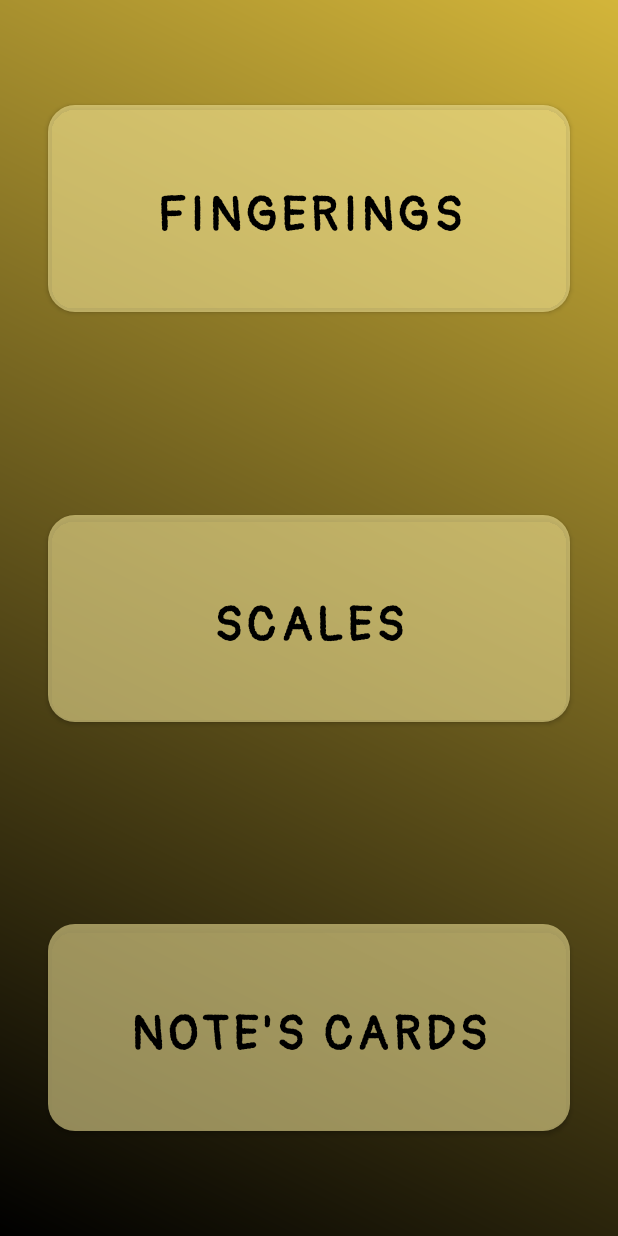
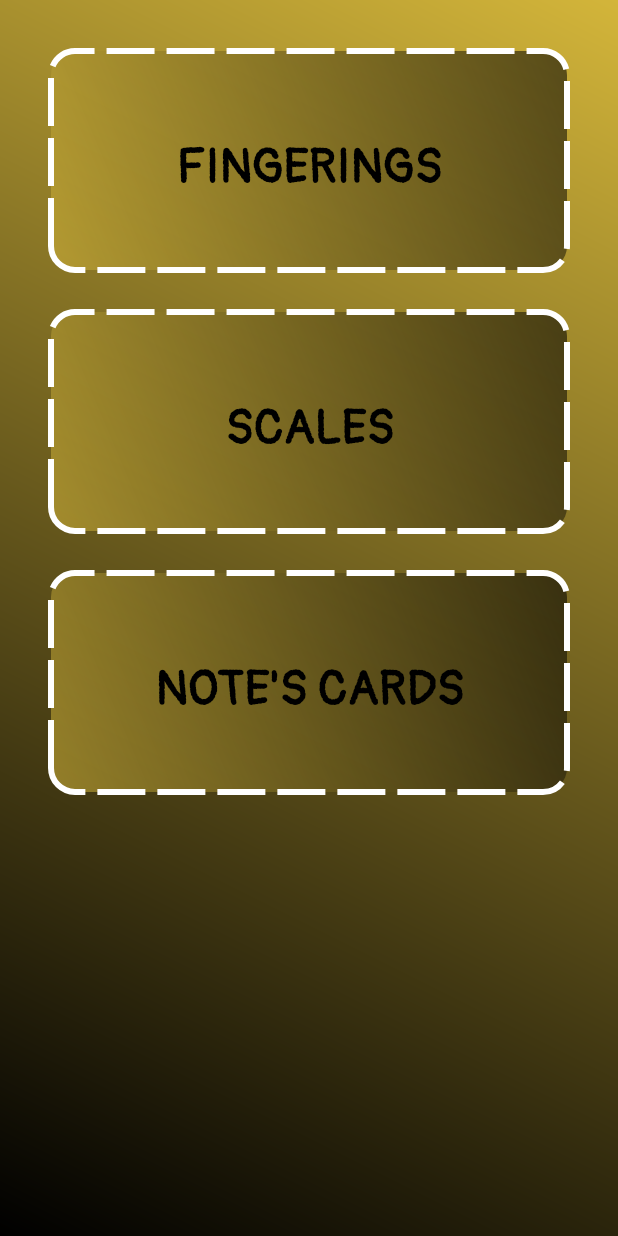
Before and after one commit to Dekram/TrumpetABC, an Android app: the layout activity_main.xml on its own in the app's theme, with its tools: preview values and no code run, on a phone screen of 412 x 824 dp. Run offline under Robolectric (Android 15) with nearby library versions, the phone set to English and light mode, and no system bars.

Commit message:
Some redesign. Add 2 spinners. Adjust ImageViews.

```diff
--- /dev/null
+++ b/app/src/main/res/drawable/style_button.xml
@@ -0,0 +1,16 @@
+<?xml version="1.0" encoding="utf-8"?>
+<shape xmlns:android="http://schemas.android.com/apk/res/android"
+    android:shape="rectangle">
+    <corners android:radius="16dp" />
+    <solid android:color="@color/primaryColor" />
+    <stroke
+        android:width="4dp"
+        android:color="@color/white"
+        android:dashWidth="32dp"
+        android:dashGap="8dp" />
+    <gradient
+        android:type="linear"
+        android:angle="45"
+        android:startColor="@color/end_color"
+        android:endColor="@color/start_color"/>
+</shape>
--- /dev/null
+++ b/app/src/main/res/drawable/style_scale_window.xml
@@ -0,0 +1,5 @@
+<?xml version="1.0" encoding="utf-8"?>
+<shape xmlns:android="http://schemas.android.com/apk/res/android"
+    android:shape="rectangle">
+    <corners android:radius="18dp"/>
+</shape>
--- a/app/src/main/res/layout/activity_main.xml
+++ b/app/src/main/res/layout/activity_main.xml
@@ -7,17 +7,21 @@
     android:background="@drawable/background_gradient"
     tools:context=".MainActivity">
 
-    <Button
-        android:id="@+id/button"
+    <TextView
+        android:id="@+id/toFingerings"
         android:layout_width="match_parent"
         android:layout_height="150dp"
         android:layout_marginStart="32dp"
-        android:layout_marginTop="64dp"
+        android:layout_marginTop="32dp"
         android:layout_marginEnd="32dp"
+        android:background="@drawable/style_button"
+        android:clickable="true"
         android:fontFamily="@font/pangolin"
-        android:text="fingerings"
+        android:gravity="center"
+        android:text="@string/fingeringsButton"
+        android:textAllCaps="true"
         android:textColor="@color/black"
-        android:textSize="32dp"
+        android:textSize="32sp"
         android:textStyle="bold"
         app:cornerRadius="18dp"
         app:layout_constraintEnd_toEndOf="parent"
@@ -25,39 +29,48 @@
         app:layout_constraintStart_toStartOf="parent"
         app:layout_constraintTop_toTopOf="parent" />
 
-    <Button
-        android:id="@+id/button2"
+    <TextView
+        android:id="@+id/toScales"
         android:layout_width="match_parent"
         android:layout_height="150dp"
         android:layout_marginStart="32dp"
+        android:layout_marginTop="24dp"
         android:layout_marginEnd="32dp"
+        android:background="@drawable/style_button"
+        android:clickable="true"
         android:fontFamily="@font/pangolin"
-        android:text="scales"
+        android:gravity="center"
+        android:text="@string/scalesButton"
+        android:textAllCaps="true"
         android:textColor="@color/black"
-        android:textSize="32dp"
+        android:textSize="32sp"
         android:textStyle="bold"
         app:cornerRadius="18dp"
-        app:layout_constraintBottom_toTopOf="@+id/button3"
         app:layout_constraintEnd_toEndOf="parent"
-        app:layout_constraintHorizontal_bias="0.504"
+        app:layout_constraintHorizontal_bias="1.0"
         app:layout_constraintStart_toStartOf="parent"
-        app:layout_constraintTop_toBottomOf="@+id/button" />
+        app:layout_constraintTop_toBottomOf="@+id/toFingerings" />
 
-    <Button
-        android:id="@+id/button3"
+    <TextView
+        android:id="@+id/toNotesCards"
         android:layout_width="match_parent"
         android:layout_height="150dp"
         android:layout_marginStart="32dp"
+        android:layout_marginTop="24dp"
         android:layout_marginEnd="32dp"
-        android:layout_marginBottom="64dp"
+        android:background="@drawable/style_button"
+        android:clickable="true"
         android:fontFamily="@font/pangolin"
-        android:text="note's cards"
+        android:gravity="center"
+        android:text="@string/note_s_cardsButton"
+        android:textAllCaps="true"
         android:textColor="@color/black"
-        android:textSize="32dp"
+        android:textSize="32sp"
         android:textStyle="bold"
         app:cornerRadius="18dp"
-        app:layout_constraintBottom_toBottomOf="parent"
         app:layout_constraintEnd_toEndOf="parent"
-        app:layout_constraintHorizontal_bias="0.504"
-        app:layout_constraintStart_toStartOf="parent" />
+        app:layout_constraintHorizontal_bias="0.0"
+        app:layout_constraintStart_toStartOf="parent"
+        app:layout_constraintTop_toBottomOf="@+id/toScales" />
+
 </androidx.constraintlayout.widget.ConstraintLayout>
--- a/app/src/main/res/values-night/themes.xml
+++ b/app/src/main/res/values-night/themes.xml
@@ -2,15 +2,13 @@
     <!-- Base application theme. -->
     <style name="Theme.TrumpetABC" parent="Theme.MaterialComponents.DayNight.DarkActionBar">
         <!-- Primary brand color. -->
-        <item name="colorPrimary">@color/purple_200</item>
-        <item name="colorPrimaryVariant">@color/purple_700</item>
+        <item name="colorPrimary">@color/primaryColor</item>
         <item name="colorOnPrimary">@color/black</item>
         <!-- Secondary brand color. -->
-        <item name="colorSecondary">@color/teal_200</item>
-        <item name="colorSecondaryVariant">@color/teal_200</item>
+        <item name="colorSecondary">@color/secondaryColor</item>
         <item name="colorOnSecondary">@color/black</item>
         <!-- Status bar color. -->
-        <item name="android:statusBarColor">?attr/colorPrimaryVariant</item>
+        <item name="android:statusBarColor">?attr/colorSecondary</item>
         <!-- Customize your theme here. -->
     </style>
 </resources>
--- a/app/src/main/res/values/colors.xml
+++ b/app/src/main/res/values/colors.xml
@@ -1,10 +1,7 @@
 <?xml version="1.0" encoding="utf-8"?>
 <resources>
     <color name="primaryColor">#90F6E89B</color>
-    <color name="purple_500">#FF6200EE</color>
-    <color name="purple_700">#FF3700B3</color>
-    <color name="teal_200">#FF03DAC5</color>
-    <color name="teal_700">#FF018786</color>
+    <color name="secondaryColor">#8BC34A</color>
     <color name="black">#FF000000</color>
     <color name="white">#FFFFFFFF</color>
     <color name="start_color">#000000</color>
--- a/app/src/main/res/values/themes.xml
+++ b/app/src/main/res/values/themes.xml
@@ -3,14 +3,14 @@
     <style name="Theme.TrumpetABC" parent="Theme.MaterialComponents.DayNight.DarkActionBar">
         <!-- Primary brand color. -->
         <item name="colorPrimary">@color/primaryColor</item>
-        <item name="colorPrimaryVariant">@color/purple_700</item>
         <item name="colorOnPrimary">@color/white</item>
         <!-- Secondary brand color. -->
-        <item name="colorSecondary">@color/teal_200</item>
-        <item name="colorSecondaryVariant">@color/teal_700</item>
+        <item name="colorSecondary">@color/secondaryColor</item>
         <item name="colorOnSecondary">@color/black</item>
         <!-- Status bar color. -->
         <item name="android:statusBarColor">?attr/colorPrimaryVariant</item>
         <!-- Customize your theme here. -->
+        <item name="windowActionBar">false</item>
+        <item name="windowNoTitle">true</item>
     </style>
 </resources>
```
Also changed, not shown: app/src/main/AndroidManifest.xml (+6 -1 lines), app/src/main/java/com/dekram/trumpetabc/MainActivity.kt (+20 -0 lines), app/src/main/java/com/dekram/trumpetabc/ScalesActivity.kt (added, +38 -0 lines), app/src/main/res/layout/activity_fingerings.xml (+14 -9 lines), app/src/main/res/layout/activity_scales.xml (added, +71 -0 lines), app/src/main/res/values/strings.xml (+40 -0 lines), app/src/main/res/drawable/c_dur.png (added).
